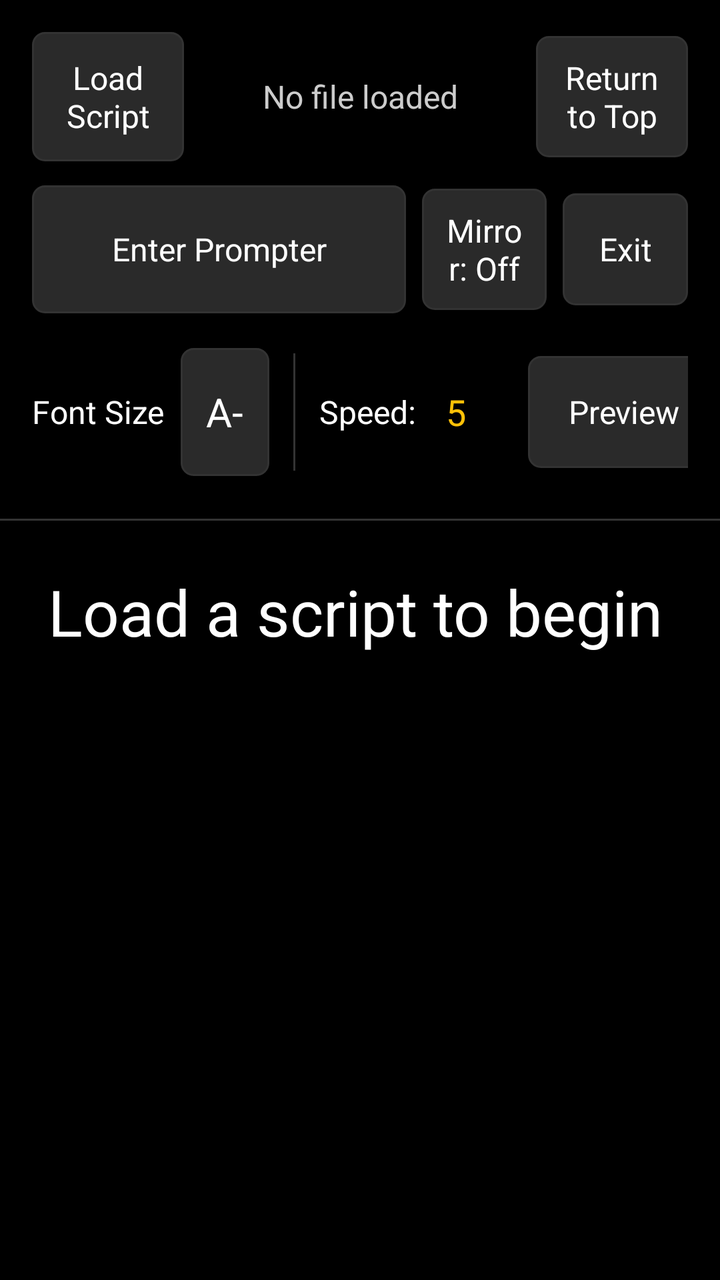
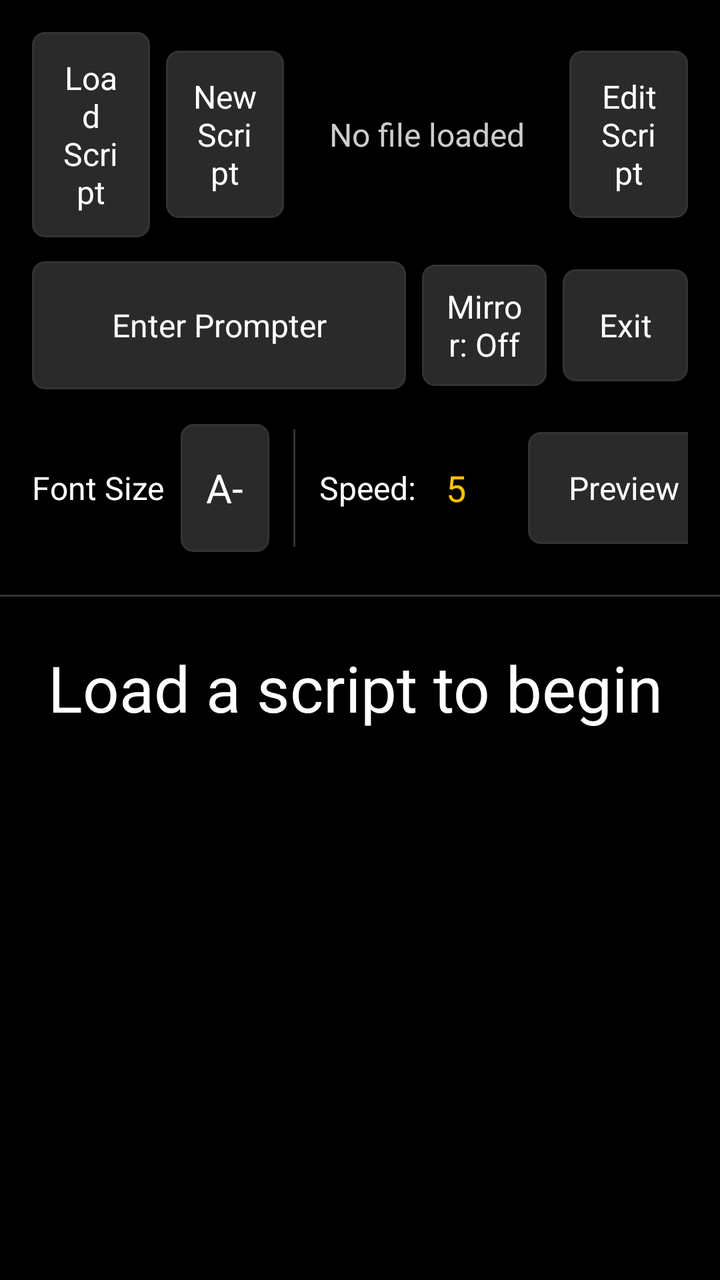

Before-and-after screenshots of an Android layout around one commit, followed by the original layout XML and the change that was made.
<!-- AndroidManifest.xml: application theme AppTheme -->
<!-- res/layout/activity_main.xml -->
<?xml version="1.0" encoding="utf-8"?>
<LinearLayout xmlns:android="http://schemas.android.com/apk/res/android"
    android:layout_width="match_parent"
    android:layout_height="match_parent"
    android:orientation="vertical"
    android:background="@color/background_black">

    <LinearLayout
        android:id="@+id/controlsPanel"
        android:layout_width="match_parent"
        android:layout_height="wrap_content"
        android:orientation="vertical"
        android:background="@color/background_black"
        android:padding="@dimen/control_padding">

        
        <LinearLayout
            android:layout_width="match_parent"
            android:layout_height="wrap_content"
            android:orientation="horizontal"
            android:gravity="center_vertical">

            <Button
                android:id="@+id/btnOpenFile"
                style="@style/ControlButton"
                android:layout_width="0dp"
                android:layout_height="wrap_content"
                android:layout_weight="1"
                android:textSize="@dimen/secondary_text_size"
                android:text="@string/btn_open_file" />

            <TextView
                android:id="@+id/currentFileLabel"
                android:layout_width="0dp"
                android:layout_height="wrap_content"
                android:layout_weight="2"
                android:layout_marginLeft="12dp"
                android:layout_marginStart="12dp"
                android:layout_marginRight="12dp"
                android:layout_marginEnd="12dp"
                android:text="@string/no_file_loaded"
                android:textColor="@color/text_light_gray"
                android:textSize="16sp"
                android:gravity="center"
                android:maxLines="1"
                android:ellipsize="middle" />

            <Button
                android:id="@+id/btnBeginning"
                style="@style/SecondaryControlButton"
                android:layout_width="0dp"
                android:layout_height="wrap_content"
                android:layout_weight="1"
                android:text="@string/btn_beginning" />
        </LinearLayout>

        
        <LinearLayout
            android:layout_width="match_parent"
            android:layout_height="wrap_content"
            android:orientation="horizontal"
            android:layout_marginTop="12dp"
            android:gravity="center_vertical">

            <Button
                android:id="@+id/btnStart"
                style="@style/ControlButton"
                android:layout_width="0dp"
                android:layout_height="wrap_content"
                android:layout_weight="3"
                android:layout_marginRight="8dp"
                android:layout_marginEnd="8dp"
                android:textSize="@dimen/secondary_text_size"
                android:text="@string/btn_start" />

            <ToggleButton
                android:id="@+id/mirrorToggle"
                style="@style/SecondaryControlButton"
                android:layout_width="0dp"
                android:layout_height="wrap_content"
                android:layout_weight="1"
                android:layout_marginRight="8dp"
                android:layout_marginEnd="8dp"
                android:textOn="@string/mirror_on"
                android:textOff="@string/mirror_off" />

            <Button
                android:id="@+id/btnExit"
                style="@style/SecondaryControlButton"
                android:layout_width="0dp"
                android:layout_height="wrap_content"
                android:layout_weight="1"
                android:text="@string/btn_exit" />
        </LinearLayout>

        
        <LinearLayout
            android:layout_width="match_parent"
            android:layout_height="wrap_content"
            android:orientation="horizontal"
            android:layout_marginTop="12dp"
            android:gravity="center_vertical">

            <LinearLayout
                android:layout_width="0dp"
                android:layout_height="wrap_content"
                android:layout_weight="38"
                android:orientation="horizontal"
                android:gravity="center_vertical">

                <TextView
                    android:layout_width="wrap_content"
                    android:layout_height="wrap_content"
                    android:layout_marginRight="8dp"
                    android:layout_marginEnd="8dp"
                    android:text="@string/font_size_static_label"
                    android:textColor="@color/text_white"
                    android:textSize="16sp" />

                <Button
                    android:id="@+id/btnFontDecrease"
                    style="@style/ControlButton"
                    android:layout_width="wrap_content"
                    android:layout_height="wrap_content"
                    android:minWidth="56dp"
                    android:text="@string/btn_font_decrease" />

                <TextView
                    android:id="@+id/fontSizeLabel"
                    android:layout_width="wrap_content"
                    android:layout_height="wrap_content"
                    android:layout_marginLeft="6dp"
                    android:layout_marginStart="6dp"
                    android:layout_marginRight="6dp"
                    android:layout_marginEnd="6dp"
                    android:minWidth="40dp"
                    android:gravity="center"
                    android:textColor="@color/accent_amber"
                    android:textSize="18sp"
                    android:text="@string/font_size_default_label" />

                <Button
                    android:id="@+id/btnFontIncrease"
                    style="@style/ControlButton"
                    android:layout_width="wrap_content"
                    android:layout_height="wrap_content"
                    android:minWidth="56dp"
                    android:text="@string/btn_font_increase" />
            </LinearLayout>

            <View
                android:layout_width="@dimen/adjustment_divider_width"
                android:layout_height="match_parent"
                android:layout_marginLeft="12dp"
                android:layout_marginStart="12dp"
                android:layout_marginRight="12dp"
                android:layout_marginEnd="12dp"
                android:layout_marginTop="@dimen/adjustment_divider_vertical_margin"
                android:layout_marginBottom="@dimen/adjustment_divider_vertical_margin"
                android:background="@color/divider_color"
                android:clickable="false"
                android:focusable="false" />

            <LinearLayout
                android:layout_width="0dp"
                android:layout_height="wrap_content"
                android:layout_weight="59"
                android:orientation="horizontal"
                android:gravity="center_vertical">

                <TextView
                    android:layout_width="wrap_content"
                    android:layout_height="wrap_content"
                    android:text="@string/speed_prefix"
                    android:textColor="@color/text_white"
                    android:textSize="16sp" />

                <TextView
                    android:id="@+id/speedLabel"
                    android:layout_width="wrap_content"
                    android:layout_height="wrap_content"
                    android:minWidth="32dp"
                    android:layout_marginLeft="4dp"
                    android:layout_marginStart="4dp"
                    android:gravity="center"
                    android:textColor="@color/accent_amber"
                    android:textSize="18sp"
                    android:text="@string/speed_default_label" />

                <SeekBar
                    android:id="@+id/speedSeekBar"
                    android:layout_width="0dp"
                    android:layout_height="wrap_content"
                    android:layout_weight="1"
                    android:layout_marginLeft="12dp"
                    android:layout_marginStart="12dp"
                    android:layout_marginRight="8dp"
                    android:layout_marginEnd="8dp" />

                <Button
                    android:id="@+id/btnPreview"
                    style="@style/SecondaryControlButton"
                    android:layout_width="wrap_content"
                    android:layout_height="wrap_content"
                    android:minWidth="96dp"
                    android:text="@string/btn_preview" />
            </LinearLayout>
        </LinearLayout>
    </LinearLayout>

    <View
        android:layout_width="match_parent"
        android:layout_height="1dp"
        android:background="@color/divider_color" />

    <FrameLayout
        android:id="@+id/fullScreenContainer"
        android:layout_width="match_parent"
        android:layout_height="0dp"
        android:layout_weight="1"
        android:background="@color/background_black">

        <ScrollView
            android:id="@+id/scrollView"
            android:layout_width="match_parent"
            android:layout_height="match_parent"
            android:background="@color/background_black"
            android:scrollbars="none"
            android:fillViewport="true">

            <TextView
                android:id="@+id/scriptText"
                android:layout_width="match_parent"
                android:layout_height="wrap_content"
                android:padding="24dp"
                android:textColor="@color/text_white"
                android:textSize="@dimen/script_default_text_size"
                android:lineSpacingMultiplier="1.2"
                android:text="@string/default_script_placeholder" />
        </ScrollView>

        <TextView
            android:id="@+id/countdownText"
            android:layout_width="wrap_content"
            android:layout_height="wrap_content"
            android:layout_gravity="center"
            android:visibility="gone"
            android:background="@drawable/countdown_background"
            android:paddingLeft="48dp"
            android:paddingRight="48dp"
            android:paddingTop="16dp"
            android:paddingBottom="16dp"
            android:gravity="center"
            android:textColor="@color/text_white"
            android:textStyle="bold"
            android:textSize="@dimen/countdown_text_size" />

        <TextView
            android:id="@+id/tapInstructionText"
            android:layout_width="wrap_content"
            android:layout_height="wrap_content"
            android:layout_gravity="center"
            android:visibility="gone"
            android:clickable="false"
            android:focusable="false"
            android:background="@drawable/countdown_background"
            android:paddingLeft="48dp"
            android:paddingRight="48dp"
            android:paddingTop="16dp"
            android:paddingBottom="16dp"
            android:gravity="center"
            android:textColor="@color/text_white"
            android:textStyle="bold"
            android:text="@string/tap_to_start"
            android:textSize="@dimen/tap_instruction_text_size" />

    </FrameLayout>

</LinearLayout>
<!-- resources referenced by this layout -->
<resources>
  <color name="accent_amber">#FFFFC107</color>
  <color name="background_black">#FF000000</color>
  <color name="divider_color">#FF333333</color>
  <color name="text_light_gray">#FFCCCCCC</color>
  <color name="text_white">#FFFFFFFF</color>
  <dimen name="adjustment_divider_vertical_margin">8dp</dimen>
  <dimen name="adjustment_divider_width">1dp</dimen>
  <dimen name="control_padding">16dp</dimen>
  <dimen name="countdown_text_size">140sp</dimen>
  <dimen name="script_default_text_size">32sp</dimen>
  <dimen name="secondary_text_size">16sp</dimen>
  <dimen name="tap_instruction_text_size">64sp</dimen>
  <!-- drawable countdown_background (drawable) -->
  <?xml version="1.0" encoding="utf-8"?>
  <shape xmlns:android="http://schemas.android.com/apk/res/android"
      android:shape="rectangle">
      <solid android:color="#CC000000" />
      <corners android:radius="24dp" />
      <stroke android:width="2dp" android:color="@color/accent_amber" />
  </shape>
  <string name="btn_beginning">Return to Top</string>
  <string name="btn_exit">Exit</string>
  <string name="btn_font_decrease">A-</string>
  <string name="btn_font_increase">A+</string>
  <string name="btn_open_file">Load Script</string>
  <string name="btn_preview">Preview</string>
  <string name="btn_start">Enter Prompter</string>
  <string name="default_script_placeholder">Load a script to begin</string>
  <string name="font_size_default_label">32</string>
  <string name="font_size_static_label">Font Size</string>
  <string name="mirror_off">Mirror: Off</string>
  <string name="mirror_on">Mirror: On</string>
  <string name="no_file_loaded">No file loaded</string>
  <string name="speed_default_label">5</string>
  <string name="speed_prefix">Speed:</string>
  <string name="tap_to_start">Tap to Start</string>
  <style name="ControlButton">
          <item name="android:minHeight">@dimen/control_button_height</item>
          <item name="android:textSize">@dimen/control_text_size</item>
          <item name="android:textColor">@color/text_white</item>
          <item name="android:background">@drawable/button_background</item>
          <item name="android:padding">12dp</item>
          <item name="android:textAllCaps">false</item>
      </style>
  <style name="SecondaryControlButton">
          <item name="android:minHeight">@dimen/secondary_button_height</item>
          <item name="android:textSize">@dimen/secondary_text_size</item>
          <item name="android:textColor">@color/text_white</item>
          <item name="android:background">@drawable/button_background</item>
          <item name="android:padding">10dp</item>
          <item name="android:textAllCaps">false</item>
      </style>
  <style name="AppTheme" parent="android:Theme.Black.NoTitleBar">
          <item name="android:windowBackground">@color/background_black</item>
      </style>
  <dimen name="control_button_height">64dp</dimen>
  <dimen name="control_text_size">20sp</dimen>
  <dimen name="secondary_button_height">56dp</dimen>
  <color name="button_pressed">#FF444444</color>
  <color name="button_normal">#FF2A2A2A</color>
  <!-- unchanged entries left out for length: 1 -->
</resources>

<!-- the commit's change to res/layout/activity_main.xml (unified diff, before → after) -->
@@ -28,6 +28,17 @@
                 android:layout_weight="1"
                 android:textSize="@dimen/secondary_text_size"
                 android:text="@string/btn_open_file" />
+
+            <Button
+                android:id="@+id/btnNewScript"
+                style="@style/ControlButton"
+                android:layout_width="0dp"
+                android:layout_height="wrap_content"
+                android:layout_weight="1"
+                android:layout_marginLeft="8dp"
+                android:layout_marginStart="8dp"
+                android:textSize="@dimen/secondary_text_size"
+                android:text="@string/btn_new_script" />
 
             <TextView
                 android:id="@+id/currentFileLabel"
@@ -46,12 +57,13 @@
                 android:ellipsize="middle" />
 
             <Button
-                android:id="@+id/btnBeginning"
-                style="@style/SecondaryControlButton"
-                android:layout_width="0dp"
-                android:layout_height="wrap_content"
-                android:layout_weight="1"
-                android:text="@string/btn_beginning" />
+                android:id="@+id/btnEditScript"
+                style="@style/ControlButton"
+                android:layout_width="0dp"
+                android:layout_height="wrap_content"
+                android:layout_weight="1"
+                android:textSize="@dimen/secondary_text_size"
+                android:text="@string/btn_edit_script" />
         </LinearLayout>
 
         
<!-- resource entries referenced after the edit -->
@@ -20,10 +20,11 @@
       <corners android:radius="24dp" />
       <stroke android:width="2dp" android:color="@color/accent_amber" />
   </shape>
-  <string name="btn_beginning">Return to Top</string>
+  <string name="btn_edit_script">Edit Script</string>
   <string name="btn_exit">Exit</string>
   <string name="btn_font_decrease">A-</string>
   <string name="btn_font_increase">A+</string>
+  <string name="btn_new_script">New Script</string>
   <string name="btn_open_file">Load Script</string>
   <string name="btn_preview">Preview</string>
   <string name="btn_start">Enter Prompter</string>
